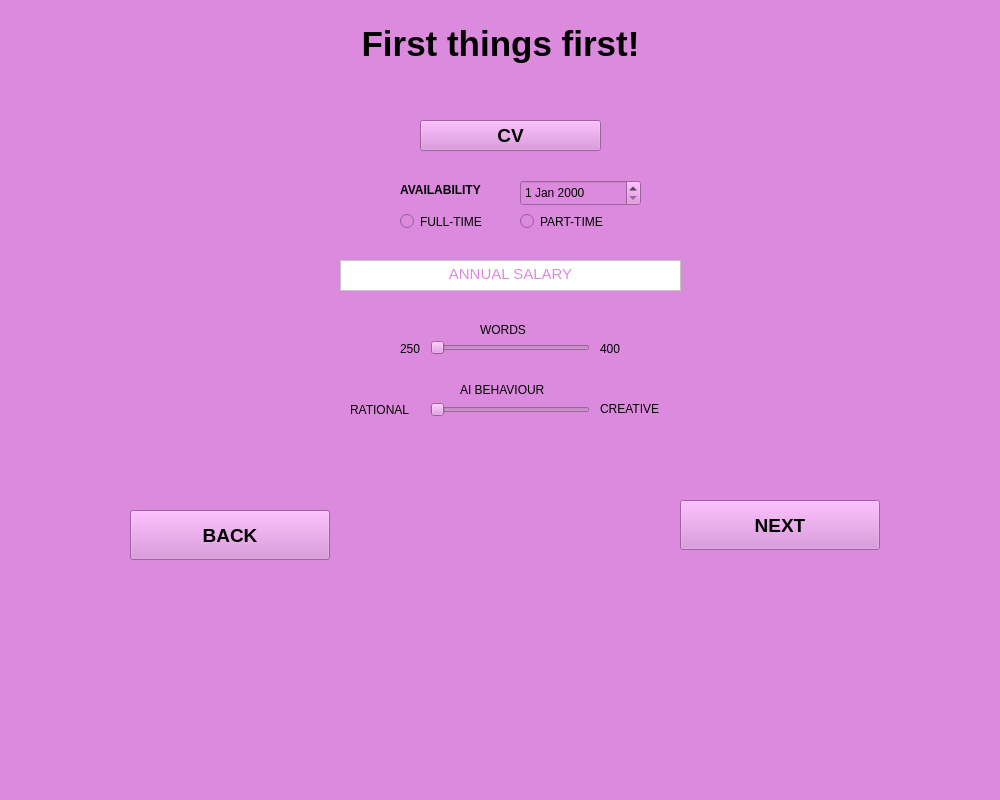
Before: the Qt Designer form gui/Window_2_Input.ui in DCI-P23-E03/LazyApp, drawn with Qt 5.
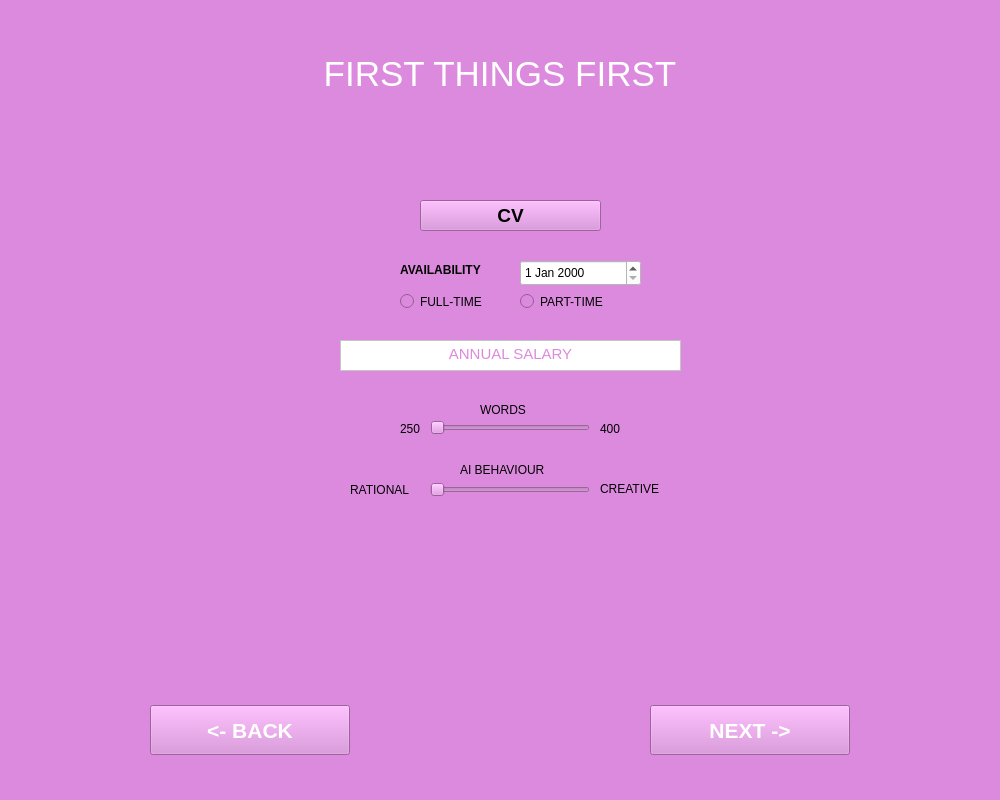
After: the same form once the commit is applied.

Patch:
```diff
--- a/gui/Window_2_Input.ui
+++ b/gui/Window_2_Input.ui
@@ -21,14 +21,17 @@
     <property name="geometry">
      <rect>
       <x>0</x>
-      <y>20</y>
-      <width>1001</width>
-      <height>51</height>
+      <y>50</y>
+      <width>1000</width>
+      <height>60</height>
      </rect>
     </property>
     <property name="autoFillBackground">
      <bool>true</bool>
     </property>
+    <property name="styleSheet">
+     <string notr="true">color: rgb(255, 255, 255);</string>
+    </property>
     <property name="frameShape">
      <enum>QFrame::NoFrame</enum>
     </property>
@@ -40,113 +43,89 @@
     </property>
     <property name="html">
      <string>&lt;!DOCTYPE HTML PUBLIC &quot;-//W3C//DTD HTML 4.0//EN&quot; &quot;http://www.w3.org/TR/REC-html40/strict.dtd&quot;&gt;
-&lt;html&gt;&lt;head&gt;&lt;meta name=&quot;qrichtext&quot; content=&quot;1&quot; /&gt;&lt;meta charset=&quot;utf-8&quot; /&gt;&lt;style type=&quot;text/css&quot;&gt;
+&lt;html&gt;&lt;head&gt;&lt;meta name=&quot;qrichtext&quot; content=&quot;1&quot; /&gt;&lt;style type=&quot;text/css&quot;&gt;
 p, li { white-space: pre-wrap; }
-hr { height: 1px; border-width: 0; }
-li.unchecked::marker { content: &quot;\2610&quot;; }
-li.checked::marker { content: &quot;\2612&quot;; }
 &lt;/style&gt;&lt;/head&gt;&lt;body style=&quot; font-family:'Ubuntu'; font-size:11pt; font-weight:400; font-style:normal;&quot;&gt;
-&lt;p align=&quot;center&quot; style=&quot; margin-top:0px; margin-bottom:0px; margin-left:0px; margin-right:0px; -qt-block-indent:0; text-indent:0px;&quot;&gt;&lt;span style=&quot; font-size:26pt; font-weight:700;&quot;&gt;First things first!&lt;/span&gt;&lt;/p&gt;&lt;/body&gt;&lt;/html&gt;</string>
+&lt;p align=&quot;center&quot; style=&quot; margin-top:0px; margin-bottom:0px; margin-left:0px; margin-right:0px; -qt-block-indent:0; text-indent:0px;&quot;&gt;&lt;span style=&quot; font-size:26pt;&quot;&gt;FIRST THINGS FIRST&lt;/span&gt;&lt;/p&gt;&lt;/body&gt;&lt;/html&gt;</string>
     </property>
    </widget>
    <widget class="QPushButton" name="cv_browseFile_button">
     <property name="geometry">
      <rect>
-      <x>420</x>
-      <y>120</y>
-      <width>181</width>
-      <height>31</height>
-     </rect>
-    </property>
-    <property name="font">
-     <font>
-      <pointsize>14</pointsize>
-      <bold>true</bold>
-     </font>
-    </property>
-    <property name="text">
-     <string>CV</string>
-    </property>
-   </widget>
-   <widget class="QPushButton" name="button_next_page3">
-    <property name="geometry">
-     <rect>
-      <x>680</x>
-      <y>500</y>
+      <x>650</x>
+      <y>705</y>
       <width>200</width>
       <height>50</height>
      </rect>
     </property>
     <property name="font">
      <font>
-      <pointsize>14</pointsize>
+      <pointsize>16</pointsize>
+      <weight>75</weight>
       <bold>true</bold>
      </font>
     </property>
+    <property name="styleSheet">
+     <string notr="true">color: rgb(255, 255, 255);</string>
+    </property>
     <property name="text">
-     <string>NEXT</string>
+     <string>NEXT -&gt;</string>
     </property>
    </widget>
    <widget class="QPushButton" name="button_back_page1">
     <property name="geometry">
      <rect>
-      <x>130</x>
-      <y>510</y>
+      <x>150</x>
+      <y>705</y>
       <width>200</width>
       <height>50</height>
      </rect>
     </property>
     <property name="font">
      <font>
-      <pointsize>14</pointsize>
+      <pointsize>16</pointsize>
+      <weight>75</weight>
       <bold>true</bold>
      </font>
     </property>
+    <property name="styleSheet">
+     <string notr="true">color: rgb(255, 255, 255);</string>
+    </property>
     <property name="text">
-     <string>BACK</string>
+     <string>&lt;- BACK</string>
     </property>
    </widget>
-   <widget class="QDateEdit" name="button_availibility_date">
+   <widget class="QLabel" name="label_wordAmount_251">
     <property name="geometry">
      <rect>
-      <x>520</x>
-      <y>180</y>
-      <width>121</width>
-      <height>26</height>
+      <x>600</x>
+      <y>420</y>
+      <width>31</width>
+      <height>17</height>
      </rect>
     </property>
-   </widget>
-   <widget class="QRadioButton" name="radioButton">
-    <property name="geometry">
-     <rect>
-      <x>400</x>
-      <y>210</y>
-      <width>112</width>
-      <height>23</height>
-     </rect>
-    </property>
     <property name="text">
-     <string>FULL-TIME</string>
+     <string>400</string>
     </property>
    </widget>
-   <widget class="QRadioButton" name="radioButton_2">
+   <widget class="QSlider" name="slider_wordAmount">
     <property name="geometry">
      <rect>
-      <x>520</x>
-      <y>210</y>
-      <width>112</width>
-      <height>23</height>
+      <x>430</x>
+      <y>420</y>
+      <width>160</width>
+      <height>16</height>
      </rect>
     </property>
-    <property name="text">
-     <string>PART-TIME</string>
+    <property name="orientation">
+     <enum>Qt::Horizontal</enum>
     </property>
    </widget>
    <widget class="QTextEdit" name="textEdit">
     <property name="geometry">
      <rect>
       <x>340</x>
-      <y>260</y>
+      <y>340</y>
       <width>341</width>
       <height>31</height>
      </rect>
@@ -156,59 +135,17 @@
     </property>
     <property name="html">
      <string>&lt;!DOCTYPE HTML PUBLIC &quot;-//W3C//DTD HTML 4.0//EN&quot; &quot;http://www.w3.org/TR/REC-html40/strict.dtd&quot;&gt;
-&lt;html&gt;&lt;head&gt;&lt;meta name=&quot;qrichtext&quot; content=&quot;1&quot; /&gt;&lt;meta charset=&quot;utf-8&quot; /&gt;&lt;style type=&quot;text/css&quot;&gt;
+&lt;html&gt;&lt;head&gt;&lt;meta name=&quot;qrichtext&quot; content=&quot;1&quot; /&gt;&lt;style type=&quot;text/css&quot;&gt;
 p, li { white-space: pre-wrap; }
-hr { height: 1px; border-width: 0; }
-li.unchecked::marker { content: &quot;\2610&quot;; }
-li.checked::marker { content: &quot;\2612&quot;; }
 &lt;/style&gt;&lt;/head&gt;&lt;body style=&quot; font-family:'Ubuntu'; font-size:11pt; font-weight:400; font-style:normal;&quot;&gt;
 &lt;p align=&quot;center&quot; style=&quot; margin-top:0px; margin-bottom:0px; margin-left:0px; margin-right:0px; -qt-block-indent:0; text-indent:0px;&quot;&gt;&lt;span style=&quot; color:#dc8add;&quot;&gt;ANNUAL SALARY&lt;/span&gt;&lt;/p&gt;&lt;/body&gt;&lt;/html&gt;</string>
     </property>
    </widget>
-   <widget class="QSlider" name="slider_wordsAmount">
-    <property name="geometry">
-     <rect>
-      <x>430</x>
-      <y>340</y>
-      <width>160</width>
-      <height>16</height>
-     </rect>
-    </property>
-    <property name="orientation">
-     <enum>Qt::Horizontal</enum>
-    </property>
-   </widget>
-   <widget class="QLabel" name="label">
-    <property name="geometry">
-     <rect>
-      <x>400</x>
-      <y>340</y>
-      <width>31</width>
-      <height>17</height>
-     </rect>
-    </property>
-    <property name="text">
-     <string>250</string>
-    </property>
-   </widget>
-   <widget class="QLabel" name="label_2">
-    <property name="geometry">
-     <rect>
-      <x>600</x>
-      <y>340</y>
-      <width>31</width>
-      <height>17</height>
-     </rect>
-    </property>
-    <property name="text">
-     <string>400</string>
-    </property>
-   </widget>
-   <widget class="QLabel" name="label_3">
+   <widget class="QLabel" name="label_AiBehaviour_rational">
     <property name="geometry">
      <rect>
       <x>350</x>
-      <y>400</y>
+      <y>480</y>
       <width>81</width>
       <height>20</height>
      </rect>
@@ -217,37 +154,37 @@
      <string>RATIONAL</string>
     </property>
    </widget>
-   <widget class="QLabel" name="label_4">
+   <widget class="QRadioButton" name="radioButton_fullTime">
     <property name="geometry">
      <rect>
-      <x>600</x>
-      <y>400</y>
-      <width>71</width>
+      <x>400</x>
+      <y>290</y>
+      <width>112</width>
+      <height>23</height>
+     </rect>
+    </property>
+    <property name="text">
+     <string>FULL-TIME</string>
+    </property>
+   </widget>
+   <widget class="QLabel" name="label_wordAmount_250">
+    <property name="geometry">
+     <rect>
+      <x>400</x>
+      <y>420</y>
+      <width>31</width>
       <height>17</height>
      </rect>
     </property>
     <property name="text">
-     <string>CREATIVE</string>
+     <string>250</string>
     </property>
    </widget>
-   <widget class="QSlider" name="slider_wordsAmount_2">
-    <property name="geometry">
-     <rect>
-      <x>430</x>
-      <y>400</y>
-      <width>160</width>
-      <height>20</height>
-     </rect>
-    </property>
-    <property name="orientation">
-     <enum>Qt::Horizontal</enum>
-    </property>
-   </widget>
-   <widget class="QLabel" name="label_5">
+   <widget class="QLabel" name="label_wordAmount">
     <property name="geometry">
      <rect>
       <x>480</x>
-      <y>320</y>
+      <y>400</y>
       <width>61</width>
       <height>20</height>
      </rect>
@@ -256,11 +193,24 @@
      <string>WORDS</string>
     </property>
    </widget>
-   <widget class="QLabel" name="label_6">
+   <widget class="QSlider" name="slider_AiBehaviour">
+    <property name="geometry">
+     <rect>
+      <x>430</x>
+      <y>480</y>
+      <width>160</width>
+      <height>20</height>
+     </rect>
+    </property>
+    <property name="orientation">
+     <enum>Qt::Horizontal</enum>
+    </property>
+   </widget>
+   <widget class="QLabel" name="label_AiBehaviour">
     <property name="geometry">
      <rect>
       <x>460</x>
-      <y>380</y>
+      <y>460</y>
       <width>101</width>
       <height>20</height>
      </rect>
@@ -269,17 +219,64 @@
      <string>AI BEHAVIOUR</string>
     </property>
    </widget>
+   <widget class="QPushButton" name="button_CV_browseFile">
+    <property name="geometry">
+     <rect>
+      <x>420</x>
+      <y>200</y>
+      <width>181</width>
+      <height>31</height>
+     </rect>
+    </property>
+    <property name="font">
+     <font>
+      <pointsize>14</pointsize>
+      <weight>75</weight>
+      <bold>true</bold>
+     </font>
+    </property>
+    <property name="text">
+     <string>CV</string>
+    </property>
+   </widget>
+   <widget class="QDateEdit" name="button_availibility_date">
+    <property name="geometry">
+     <rect>
+      <x>520</x>
+      <y>260</y>
+      <width>121</width>
+      <height>26</height>
+     </rect>
+    </property>
+    <property name="styleSheet">
+     <string notr="true">background-color: rgb(255, 255, 255);</string>
+    </property>
+   </widget>
+   <widget class="QLabel" name="label_AiBehaviour_creative">
+    <property name="geometry">
+     <rect>
+      <x>600</x>
+      <y>480</y>
+      <width>71</width>
+      <height>17</height>
+     </rect>
+    </property>
+    <property name="text">
+     <string>CREATIVE</string>
+    </property>
+   </widget>
    <widget class="QLabel" name="label_availabilty">
     <property name="geometry">
      <rect>
       <x>400</x>
-      <y>180</y>
+      <y>260</y>
       <width>111</width>
       <height>20</height>
      </rect>
     </property>
     <property name="font">
      <font>
+      <weight>75</weight>
       <bold>true</bold>
      </font>
     </property>
@@ -287,6 +284,19 @@
      <string>AVAILABILITY</string>
     </property>
    </widget>
+   <widget class="QRadioButton" name="radioButton_partTime">
+    <property name="geometry">
+     <rect>
+      <x>520</x>
+      <y>290</y>
+      <width>112</width>
+      <height>23</height>
+     </rect>
+    </property>
+    <property name="text">
+     <string>PART-TIME</string>
+    </property>
+   </widget>
   </widget>
   <widget class="QMenuBar" name="menubar">
    <property name="geometry">
```
Left out of the diff: 15 changed lines with no effect on the pictures.
